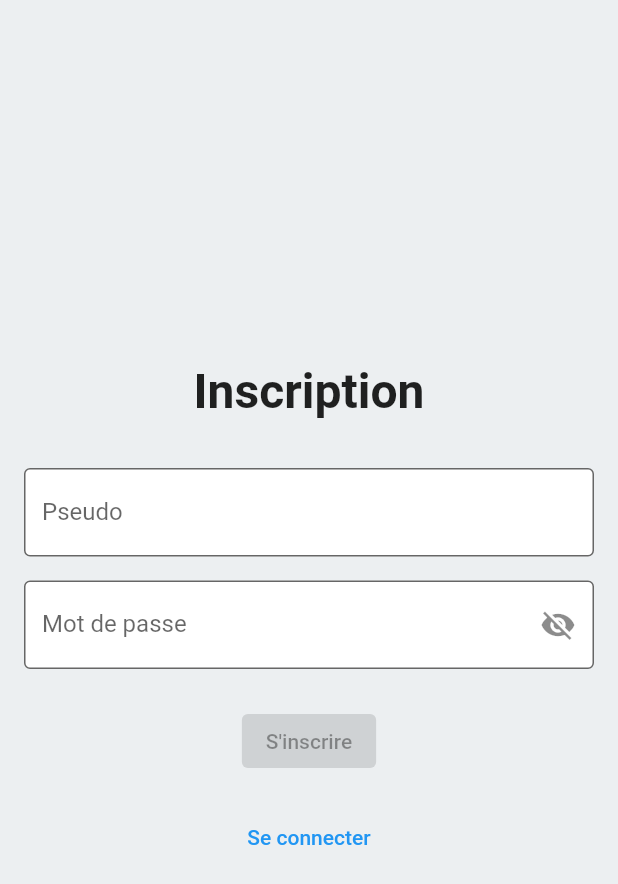
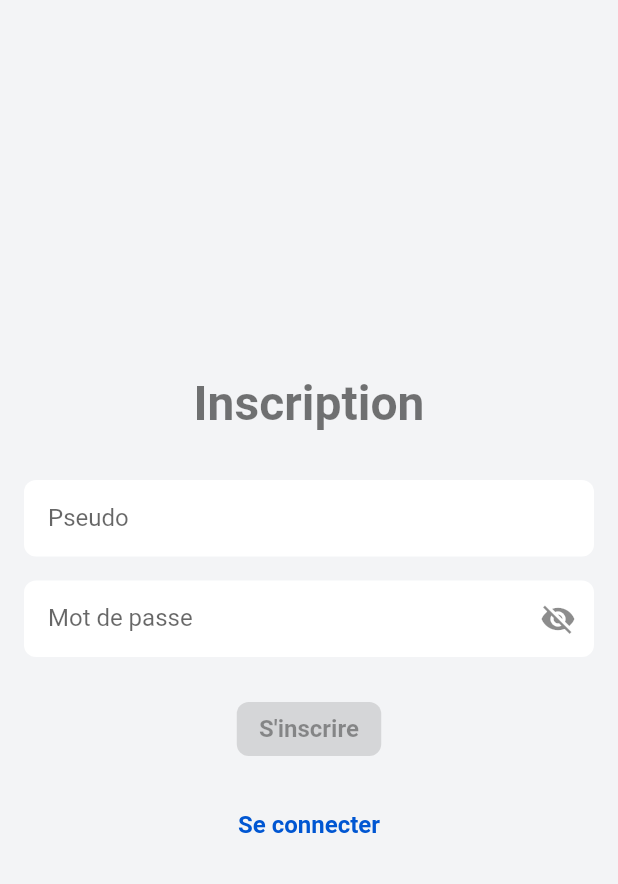
Before and after one commit to kevindjeradi/Ksport, a Flutter app: the screen it shows after launch, after a tap on "S'inscrire", on a phone screen of 412 x 824 dp. Shown: the top 884 px of the screen. Run offline on Flutter 3.47's test engine with Material 2 defaults, Android fonts, the phone set to English and light mode, and no system bars; our stand-ins replace circular_countdown_timer, flutter_secure_storage; network calls fail.

Commit message:
updating login / register pages to use theme

```diff
--- a/k_sport_front/lib/main.dart
+++ b/k_sport_front/lib/main.dart
@@ -3,6 +3,7 @@ import 'package:flutter/material.dart';
 import 'package:k_sport_front/provider/auth_notifier.dart';
 import 'package:k_sport_front/provider/schedule_training_provider.dart';
 import 'package:k_sport_front/provider/user_provider.dart';
+import 'package:k_sport_front/theme/theme_light.dart';
 import 'package:k_sport_front/views/auth/login_page.dart';
 import 'package:k_sport_front/views/auth/register_page.dart';
 import 'package:k_sport_front/views/home.dart';
@@ -27,11 +28,7 @@ class MyApp extends StatelessWidget {
   Widget build(BuildContext context) {
     return MaterialApp(
       title: 'K Sports',
-      theme: ThemeData(
-        brightness: Brightness.light,
-        primarySwatch: Colors.blue,
-        visualDensity: VisualDensity.adaptivePlatformDensity,
-      ),
+      theme: themeLight(),
       darkTheme: ThemeData(
         brightness: Brightness.dark,
         primarySwatch: Colors.blue,
--- a/k_sport_front/lib/views/auth/login_page.dart
+++ b/k_sport_front/lib/views/auth/login_page.dart
@@ -111,16 +111,17 @@ class LoginPageState extends State<LoginPage> {
       children: [
         if (_loading) const Center(child: CircularProgressIndicator()),
         Scaffold(
-          backgroundColor: Colors.blueGrey[50],
+          backgroundColor: Theme.of(context).colorScheme.background,
           body: Center(
             child: SingleChildScrollView(
               child: Padding(
                 padding: const EdgeInsets.all(16.0),
                 child: Column(
                   children: [
-                    const Text('Connexion',
-                        style: TextStyle(
-                            fontSize: 32, fontWeight: FontWeight.bold)),
+                    Text(
+                      'Connexion',
+                      style: Theme.of(context).textTheme.displayLarge,
+                    ),
                     const SizedBox(height: 32),
                     TextField(
                       controller: _usernameController,
@@ -133,14 +134,6 @@ class LoginPageState extends State<LoginPage> {
                                 _usernameController.text.isNotEmpty
                             ? 'Le pseudo doit faire au moins 4 lettres'
                             : null,
-                        filled: true,
-                        fillColor: Colors.white,
-                        border: OutlineInputBorder(
-                          borderRadius: BorderRadius.circular(8.0),
-                        ),
-                        enabledBorder: OutlineInputBorder(
-                          borderRadius: BorderRadius.circular(8.0),
-                        ),
                       ),
                     ),
                     const SizedBox(height: 16),
@@ -161,14 +154,6 @@ class LoginPageState extends State<LoginPage> {
                                 _passwordController.text.isNotEmpty
                             ? 'Le mot de passe doit faire au moins 4 lettres'
                             : null,
-                        filled: true,
-                        fillColor: Colors.white,
-                        border: OutlineInputBorder(
-                          borderRadius: BorderRadius.circular(8.0),
-                        ),
-                        enabledBorder: OutlineInputBorder(
-                          borderRadius: BorderRadius.circular(8.0),
-                        ),
                         suffixIcon: IconButton(
                           icon: Icon(
                             _passwordVisible
@@ -188,16 +173,7 @@ class LoginPageState extends State<LoginPage> {
                       valueListenable: validationNotifier,
                       builder: (context, isValid, child) {
                         return ElevatedButton(
-                          onPressed: isValid
-                              ? () {
-                                  _login();
-                                  return;
-                                }
-                              : null,
-                          style: ButtonStyle(
-                            backgroundColor:
-                                MaterialStateProperty.all<Color>(Colors.blue),
-                          ),
+                          onPressed: isValid ? () => _login() : null,
                           child: const Text('Se connecter'),
                         );
                       },
--- a/k_sport_front/lib/views/auth/register_page.dart
+++ b/k_sport_front/lib/views/auth/register_page.dart
@@ -88,16 +88,17 @@ class RegisterPageState extends State<RegisterPage> {
       children: [
         if (_loading) const Center(child: CircularProgressIndicator()),
         Scaffold(
-          backgroundColor: Colors.blueGrey[50],
+          backgroundColor: Theme.of(context).colorScheme.background, // Updated
           body: Center(
             child: SingleChildScrollView(
               child: Padding(
                 padding: const EdgeInsets.all(16.0),
                 child: Column(
                   children: [
-                    const Text('Inscription',
-                        style: TextStyle(
-                            fontSize: 32, fontWeight: FontWeight.bold)),
+                    Text('Inscription',
+                        style: Theme.of(context)
+                            .textTheme
+                            .displayLarge), // Updated
                     const SizedBox(height: 32),
                     TextField(
                       controller: _usernameController,
@@ -110,9 +111,6 @@ class RegisterPageState extends State<RegisterPage> {
                                 _usernameController.text.isNotEmpty
                             ? 'Le pseudo doit faire au moins 4 lettres'
                             : null,
-                        filled: true,
-                        fillColor: Colors.white,
-                        border: const OutlineInputBorder(),
                       ),
                     ),
                     const SizedBox(height: 16),
@@ -127,9 +125,6 @@ class RegisterPageState extends State<RegisterPage> {
                       obscureText: !_passwordVisible,
                       decoration: InputDecoration(
                         labelText: 'Mot de passe',
-                        filled: true,
-                        fillColor: Colors.white,
-                        border: const OutlineInputBorder(),
                         errorText: showError &&
                                 _passwordController.text.length < 4 &&
                                 _passwordController.text.isNotEmpty
```
